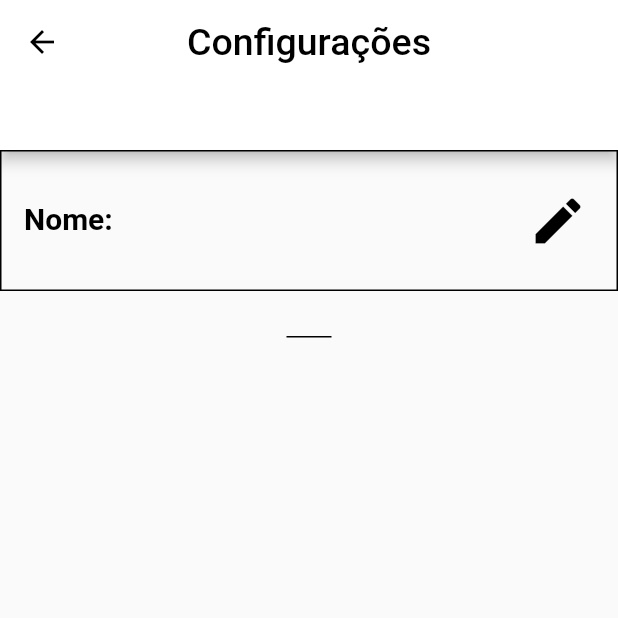
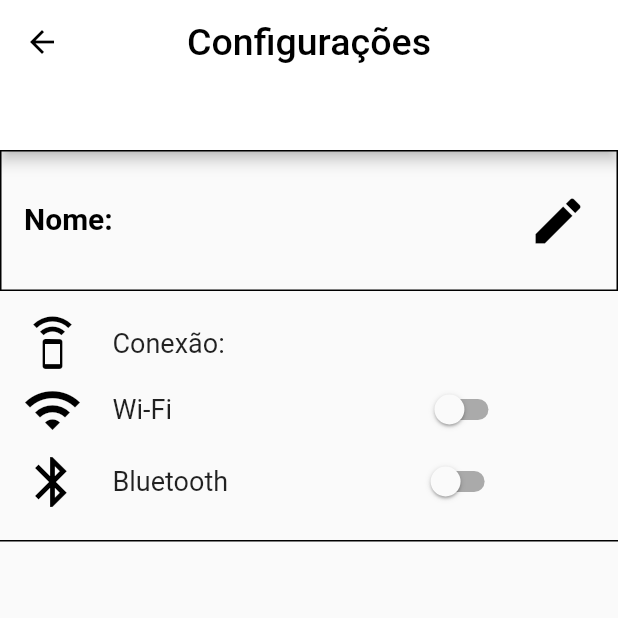
Before and after one commit to SmartMeat-UnB/smartmeat, a Flutter app: the screen it shows after launch, on a phone screen of 412 x 824 dp, the top half of it. Run offline on Flutter 3.47's test engine with Material 2 defaults, Android fonts, the phone set to English and light mode, and no system bars; our stand-ins replace auto_size_text, image_cropper, image_picker, shared_preferences; missing offline and left inert: adhara_socket_io.

Commit message:
Finalziando Front conexao settings

```diff
--- a/lib/screens/settings.dart
+++ b/lib/screens/settings.dart
@@ -10,6 +10,7 @@ class Settings extends StatefulWidget {
 
 class _SettingsState extends State<Settings> {
   String _nome;
+  bool _state = false;
   Future checkFirstSeen() async {
     SharedPreferences prefs = await SharedPreferences.getInstance();
     setState(() {
@@ -37,6 +38,7 @@ class _SettingsState extends State<Settings> {
   @override
   Widget build(BuildContext context) {
     return Scaffold(
+        resizeToAvoidBottomPadding: false,
         appBar: PreferredSize(
           child: AppBar(
             title: Text('Configurações',
@@ -100,7 +102,65 @@ class _SettingsState extends State<Settings> {
                   child: Column(
                     mainAxisAlignment: MainAxisAlignment.start,
                     crossAxisAlignment: CrossAxisAlignment.start,
-                    children: <Widget>[],
+                    children: <Widget>[
+                      Row(children: <Widget>[
+                        Icon(
+                          Icons.speaker_phone,
+                          size: 40,
+                          color: Colors.black,
+                        ),
+                        SizedBox(
+                          width: 20,
+                        ),
+                        Text("Conexão:", style: TextStyle(fontSize: 18)),
+                      ]),
+                      Row(children: <Widget>[
+                        Icon(
+                          Icons.wifi,
+                          size: 40,
+                          color: Colors.black,
+                        ),
+                        SizedBox(
+                          width: 20,
+                        ),
+                        Text("Wi-Fi", style: TextStyle(fontSize: 18)),
+                        SizedBox(
+                          width: 165,
+                        ),
+                        Switch(
+                          onChanged: (bool value) {
+                            setState(() {
+                              value = !_state;
+                            });
+                          },
+                          activeColor: Colors.green,
+                          value: _state,
+                        ),
+                      ]),
+                      Row(children: <Widget>[
+                        Icon(
+                          Icons.bluetooth,
+                          size: 40,
+                          color: Colors.black,
+                        ),
+                        SizedBox(
+                          width: 20,
+                        ),
+                        Text("Bluetooth", style: TextStyle(fontSize: 18)),
+                        SizedBox(
+                          width: 125,
+                        ),
+                        Switch(
+                          onChanged: (bool value) {
+                            setState(() {
+                              value = !_state;
+                            });
+                          },
+                          activeColor: Colors.green,
+                          value: _state,
+                        ),
+                      ]),
+                    ],
                   ),
                 ),
               ],
```
